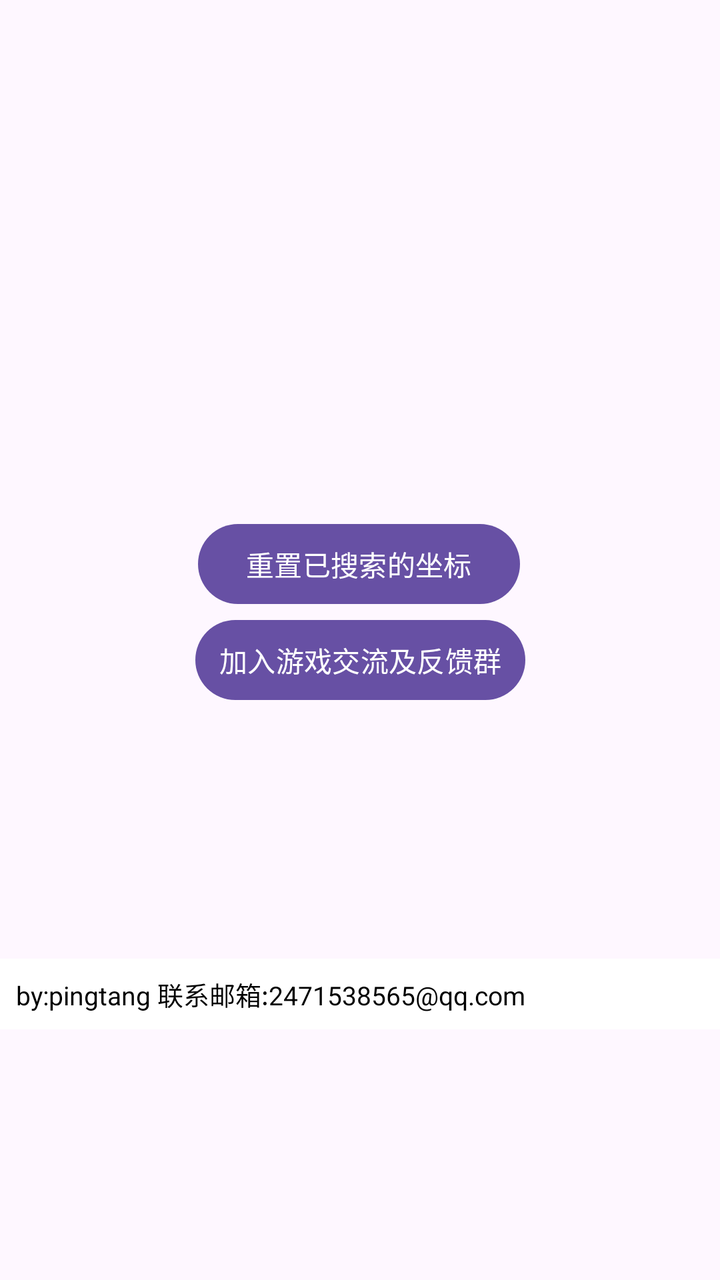
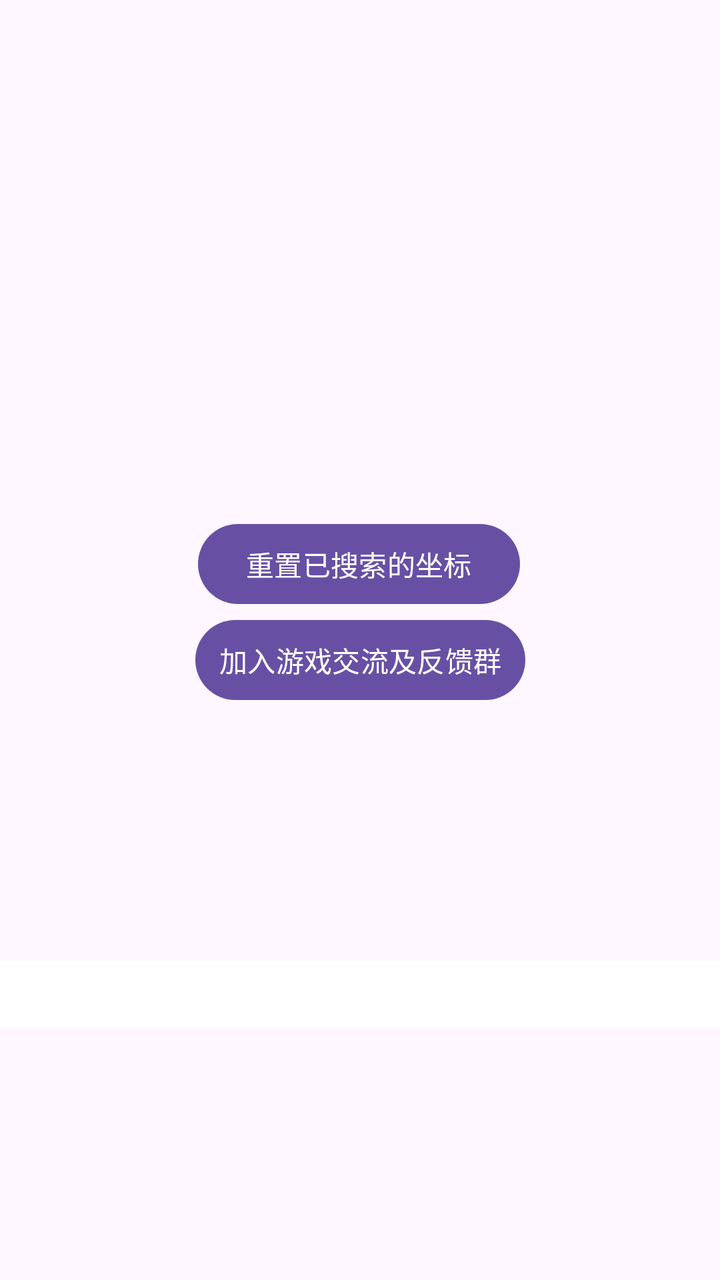

Two renders of the same Android screen: before a commit and after it. Below are the layout's source before the change and the commit's diff.
<!-- AndroidManifest.xml: application theme Theme.Fish -->
<!-- res/layout/activity_main.xml -->
<?xml version="1.0" encoding="utf-8"?>
<androidx.constraintlayout.widget.ConstraintLayout xmlns:android="http://schemas.android.com/apk/res/android"
    xmlns:app="http://schemas.android.com/apk/res-auto"
    xmlns:tools="http://schemas.android.com/tools"
    android:id="@+id/main"
    android:layout_width="match_parent"
    android:layout_height="match_parent"
    tools:context=".MainActivity">

    <Button
        android:id="@+id/ResetPos"
        android:layout_width="wrap_content"
        android:layout_height="wrap_content"
        android:text="重置已搜索的坐标"
        app:layout_constraintBottom_toBottomOf="parent"
        app:layout_constraintEnd_toEndOf="parent"
        app:layout_constraintHorizontal_bias="0.497"
        app:layout_constraintStart_toStartOf="parent"
        app:layout_constraintTop_toTopOf="parent"
        app:layout_constraintVertical_bias="0.436" />

    <Button
        android:id="@+id/JoinGroup"
        android:layout_width="wrap_content"
        android:layout_height="wrap_content"
        android:text="加入游戏交流及反馈群"
        android:paddingHorizontal="12dp"
        android:paddingVertical="6dp"
        android:singleLine="false"
        app:layout_constraintTop_toBottomOf="@id/ResetPos"
        app:layout_constraintStart_toStartOf="parent"
        app:layout_constraintEnd_toEndOf="parent" />

    <TextView
        android:id="@+id/textView"
        android:layout_width="match_parent"
        android:layout_height="wrap_content"
        android:text="by:pingtang 联系邮箱:2471538565@qq.com"
        android:background="#FFFFFFFF"
        android:textColor="#FF000000"
        android:textSize="13sp"
        android:padding="8dp"
        app:layout_constraintTop_toBottomOf="@id/JoinGroup"
        app:layout_constraintStart_toStartOf="parent"
        app:layout_constraintEnd_toEndOf="parent"
        app:layout_constraintBottom_toBottomOf="parent" />

</androidx.constraintlayout.widget.ConstraintLayout>
<!-- resources referenced by this layout -->
<resources>
  <style name="Theme.Fish" parent="Base.Theme.Fish" />
  <style name="Base.Theme.Fish" parent="Theme.Material3.DayNight.NoActionBar">
          
          
      </style>
</resources>

<!-- the commit's change to res/layout/activity_main.xml (unified diff, before → after) -->
@@ -35,7 +35,7 @@
         android:id="@+id/textView"
         android:layout_width="match_parent"
         android:layout_height="wrap_content"
-        android:text="by:pingtang 联系邮箱:2471538565@qq.com"
+        android:text=""
         android:background="#FFFFFFFF"
         android:textColor="#FF000000"
         android:textSize="13sp"
